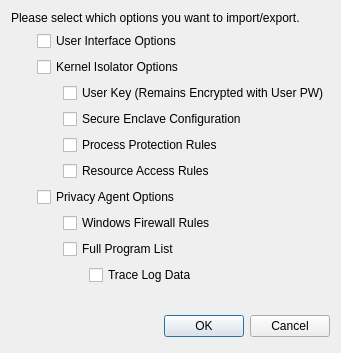
Before: the Qt Designer form MajorPrivacy/Forms/OptionsTransferWnd.ui in xanasoft/MajorPrivacy, drawn with Qt 5.
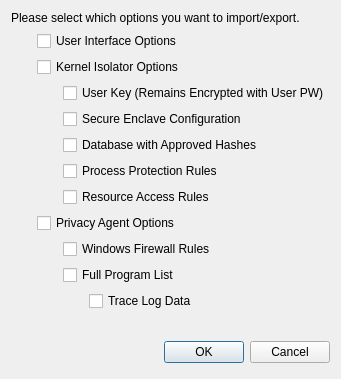
After: the same form once the commit is applied.

The edit to the form file:
```diff
--- a/MajorPrivacy/Forms/OptionsTransferWnd.ui
+++ b/MajorPrivacy/Forms/OptionsTransferWnd.ui
@@ -6,8 +6,8 @@
    <rect>
     <x>0</x>
     <y>0</y>
-    <width>318</width>
-    <height>305</height>
+    <width>328</width>
+    <height>361</height>
    </rect>
   </property>
   <property name="windowTitle">
@@ -62,6 +62,47 @@
    </item>
    <item row="0" column="0">
     <layout class="QGridLayout" name="gridLayout">
+     <item row="12" column="0">
+      <spacer name="verticalSpacer">
+       <property name="orientation">
+        <enum>Qt::Orientation::Vertical</enum>
+       </property>
+       <property name="sizeHint" stdset="0">
+        <size>
+         <width>20</width>
+         <height>40</height>
+        </size>
+       </property>
+      </spacer>
+     </item>
+     <item row="4" column="2" colspan="2">
+      <widget class="QCheckBox" name="chkEnclaves">
+       <property name="text">
+        <string>Secure Enclave Configuration</string>
+       </property>
+      </widget>
+     </item>
+     <item row="10" column="2" colspan="2">
+      <widget class="QCheckBox" name="chkPrograms">
+       <property name="text">
+        <string>Full Program List</string>
+       </property>
+      </widget>
+     </item>
+     <item row="2" column="1" colspan="3">
+      <widget class="QCheckBox" name="chkDriver">
+       <property name="text">
+        <string>Kernel Isolator Options</string>
+       </property>
+      </widget>
+     </item>
+     <item row="3" column="2" colspan="2">
+      <widget class="QCheckBox" name="chkUserKey">
+       <property name="text">
+        <string>User Key (Remains Encrypted with User PW)</string>
+       </property>
+      </widget>
+     </item>
      <item row="1" column="1" colspan="3">
       <widget class="QCheckBox" name="chkGUI">
        <property name="text">
@@ -69,25 +110,26 @@
        </property>
       </widget>
      </item>
-     <item row="5" column="2" colspan="2">
-      <widget class="QCheckBox" name="chkExecRules">
+     <item row="11" column="3">
+      <widget class="QCheckBox" name="chkTraceLog">
        <property name="text">
-        <string>Process Protection Rules</string>
+        <string>Trace Log Data</string>
        </property>
       </widget>
      </item>
-     <item row="11" column="1">
-      <spacer name="verticalSpacer_2">
-       <property name="orientation">
-        <enum>Qt::Vertical</enum>
+     <item row="9" column="2" colspan="2">
+      <widget class="QCheckBox" name="chkFwRules">
+       <property name="text">
+        <string>Windows Firewall Rules</string>
        </property>
-       <property name="sizeHint" stdset="0">
-        <size>
-         <width>20</width>
-         <height>40</height>
-        </size>
+      </widget>
+     </item>
+     <item row="7" column="2" colspan="2">
+      <widget class="QCheckBox" name="chkResRules">
+       <property name="text">
+        <string>Resource Access Rules</string>
        </property>
-      </spacer>
+      </widget>
      </item>
      <item row="0" column="0" colspan="4">
       <widget class="QLabel" name="lblInfo">
@@ -96,47 +138,7 @@
        </property>
       </widget>
      </item>
-     <item row="11" column="0">
-      <spacer name="verticalSpacer">
-       <property name="orientation">
-        <enum>Qt::Vertical</enum>
-       </property>
-       <property name="sizeHint" stdset="0">
-        <size>
-         <width>20</width>
-         <height>40</height>
-        </size>
-       </property>
-      </spacer>
-     </item>
-     <item row="11" column="2">
-      <spacer name="verticalSpacer_3">
-       <property name="orientation">
-        <enum>Qt::Vertical</enum>
-       </property>
-       <property name="sizeHint" stdset="0">
-        <size>
-         <width>20</width>
-         <height>40</height>
-        </size>
-       </property>
-      </spacer>
-     </item>
-     <item row="6" column="2" colspan="2">
-      <widget class="QCheckBox" name="chkResRules">
-       <property name="text">
-        <string>Resource Access Rules</string>
-       </property>
-      </widget>
-     </item>
-     <item row="9" column="2" colspan="2">
-      <widget class="QCheckBox" name="chkPrograms">
-       <property name="text">
-        <string>Full Program List</string>
-       </property>
-      </widget>
-     </item>
-     <item row="11" column="3">
+     <item row="12" column="3">
       <spacer name="horizontalSpacer">
        <property name="orientation">
         <enum>Qt::Horizontal</enum>
@@ -149,45 +151,50 @@
        </property>
       </spacer>
      </item>
-     <item row="7" column="1" colspan="3">
+     <item row="6" column="2" colspan="2">
+      <widget class="QCheckBox" name="chkExecRules">
+       <property name="text">
+        <string>Process Protection Rules</string>
+       </property>
+      </widget>
+     </item>
+     <item row="12" column="1">
+      <spacer name="verticalSpacer_2">
+       <property name="orientation">
+        <enum>Qt::Orientation::Vertical</enum>
+       </property>
+       <property name="sizeHint" stdset="0">
+        <size>
+         <width>20</width>
+         <height>40</height>
+        </size>
+       </property>
+      </spacer>
+     </item>
+     <item row="8" column="1" colspan="3">
       <widget class="QCheckBox" name="chkService">
        <property name="text">
         <string>Privacy Agent Options</string>
        </property>
       </widget>
      </item>
-     <item row="3" column="2" colspan="2">
-      <widget class="QCheckBox" name="chkUserKey">
-       <property name="text">
-        <string>User Key (Remains Encrypted with User PW)</string>
+     <item row="12" column="2">
+      <spacer name="verticalSpacer_3">
+       <property name="orientation">
+        <enum>Qt::Orientation::Vertical</enum>
        </property>
-      </widget>
-     </item>
-     <item row="10" column="3">
-      <widget class="QCheckBox" name="chkTraceLog">
-       <property name="text">
-        <string>Trace Log Data</string>
+       <property name="sizeHint" stdset="0">
+        <size>
+         <width>20</width>
+         <height>40</height>
+        </size>
        </property>
-      </widget>
+      </spacer>
      </item>
-     <item row="8" column="2" colspan="2">
-      <widget class="QCheckBox" name="chkFwRules">
+     <item row="5" column="2" colspan="2">
+      <widget class="QCheckBox" name="chkHashDB">
        <property name="text">
-        <string>Windows Firewall Rules</string>
-       </property>
-      </widget>
-     </item>
-     <item row="2" column="1" colspan="3">
-      <widget class="QCheckBox" name="chkDriver">
-       <property name="text">
-        <string>Kernel Isolator Options</string>
-       </property>
-      </widget>
-     </item>
-     <item row="4" column="2" colspan="2">
-      <widget class="QCheckBox" name="chkEnclaves">
-       <property name="text">
-        <string>Secure Enclave Configuration</string>
+        <string>Database with Approved Hashes</string>
        </property>
       </widget>
      </item>
```
Left out of the diff: 4 changed lines with no effect on the pictures.
